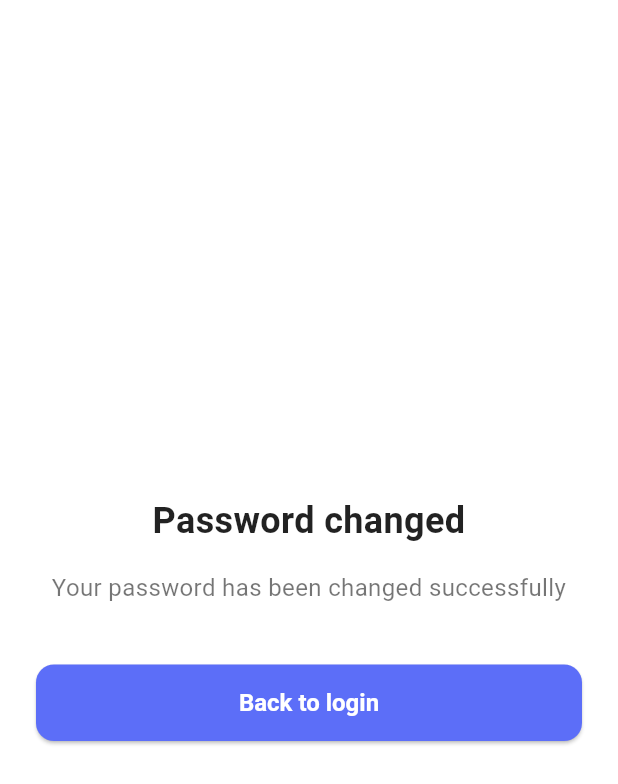
After one commit to hanabif/lost_and_found_mobile, a Flutter app: the PasswordChangedScreen screen opened by its route, on a phone screen of 412 x 824 dp. The commit adds this screen. Shown: the top 784 px of the screen. Run offline on Flutter 3.47's test engine with Material 3 defaults, Android fonts, the phone set to English and light mode, and no system bars; our stand-ins replace intl_phone_field.

Commit message:
all screens

```diff
--- /dev/null
+++ b/lib/screens/auth/password_changed_screen.dart
@@ -0,0 +1,104 @@
+import 'package:flutter/material.dart';
+
+void main() {
+  runApp(const MyApp());
+}
+
+class MyApp extends StatelessWidget {
+  const MyApp({super.key});
+
+  @override
+  Widget build(BuildContext context) {
+    return MaterialApp(
+      title: 'Password Changed UI',
+      theme: ThemeData(
+        primarySwatch: Colors.blue, // Or use custom color scheme
+        visualDensity: VisualDensity.adaptivePlatformDensity,
+      ),
+      home: const PasswordChangedScreen(),
+    );
+  }
+}
+
+class PasswordChangedScreen extends StatelessWidget {
+  const PasswordChangedScreen({super.key});
+
+  @override
+  Widget build(BuildContext context) {
+    return Scaffold(
+      backgroundColor: Colors.white, // Or your desired background color
+      body: SafeArea(
+        // Ensures content is not obscured by notches, status bars, etc.
+        child: Center(
+          child: Padding(
+            padding: const EdgeInsets.symmetric(
+              horizontal: 24.0,
+            ), // Add horizontal padding
+            child: Column(
+              mainAxisAlignment: MainAxisAlignment.center, // Center vertically
+              crossAxisAlignment:
+                  CrossAxisAlignment.center, // Center horizontally
+              children: <Widget>[
+                // Title Text
+                const Text(
+                  'Password changed',
+                  style: TextStyle(
+                    fontSize: 24.0,
+                    fontWeight: FontWeight.bold,
+                    color: Colors.black87, // Adjust color as needed
+                  ),
+                  textAlign: TextAlign.center,
+                ),
+                const SizedBox(
+                  height: 16.0,
+                ), // Spacing between title and subtitle
+                // Subtitle Text
+                const Text(
+                  'Your password has been changed successfully',
+                  style: TextStyle(
+                    fontSize: 16.0,
+                    color: Colors.black54, // Adjust color as needed
+                  ),
+                  textAlign: TextAlign.center,
+                ),
+                const SizedBox(
+                  height: 40.0,
+                ), // Spacing between subtitle and button
+                // Back to Login Button
+                SizedBox(
+                  // To control the button's width
+                  width:
+                      double
+                          .infinity, // Make button take full available width within padding
+                  child: ElevatedButton(
+                    onPressed: () {
+                      Navigator.pushReplacementNamed(context, '/login');
+                    },
+
+                    style: ElevatedButton.styleFrom(
+                      backgroundColor: const Color(0xFF5C6EF8), // Button background color (adjust as needed)
+                      foregroundColor: Colors.white, // Text color
+                      padding: const EdgeInsets.symmetric(
+                        vertical: 16.0,
+                      ), // Button padding
+                      shape: RoundedRectangleBorder(
+                        borderRadius: BorderRadius.circular(
+                          12.0,
+                        ), // Button corner radius
+                      ),
+                      textStyle: const TextStyle(
+                        fontSize: 16.0,
+                        fontWeight: FontWeight.w600,
+                      ),
+                    ),
+                    child: const Text('Back to login'),
+                  ),
+                ),
+              ],
+            ),
+          ),
+        ),
+      ),
+    );
+  }
+}
```
Also changed, not shown: lib/main.dart (+8 -1 lines), lib/screens/auth/check_email_screen.dart (+158 -0 lines), lib/screens/auth/forgot_password_screen.dart (+139 -3 lines), lib/screens/auth/reset_password_screen.dart (+222 -0 lines).
